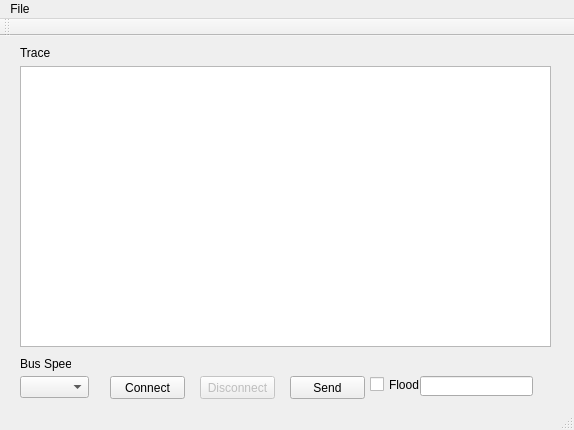
First picture: the form in canbridge/library/CanBridgeTester/mainwindow.ui, repository huukit/Atmega-CAN, before the edit.
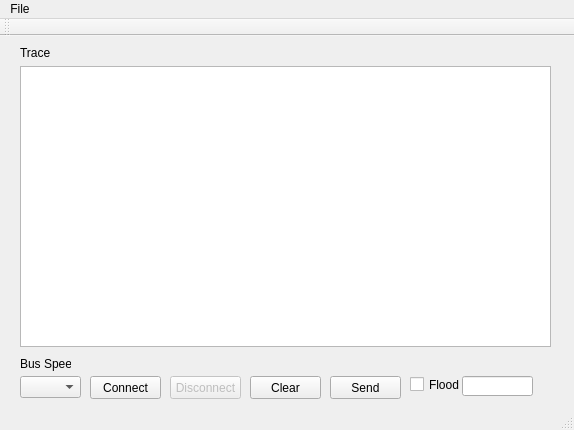
Second picture: the form after the edit.

Commit message: Added some comments and functionality to the UI.

```diff
--- a/canbridge/library/CanBridgeTester/mainwindow.ui
+++ b/canbridge/library/CanBridgeTester/mainwindow.ui
@@ -29,9 +29,9 @@
    <widget class="QPushButton" name="butConnect">
     <property name="geometry">
      <rect>
-      <x>110</x>
+      <x>90</x>
       <y>340</y>
-      <width>75</width>
+      <width>71</width>
       <height>23</height>
      </rect>
     </property>
@@ -45,9 +45,9 @@
     </property>
     <property name="geometry">
      <rect>
-      <x>200</x>
+      <x>170</x>
       <y>340</y>
-      <width>75</width>
+      <width>71</width>
       <height>23</height>
      </rect>
     </property>
@@ -60,7 +60,7 @@
      <rect>
       <x>20</x>
       <y>340</y>
-      <width>69</width>
+      <width>61</width>
       <height>22</height>
      </rect>
     </property>
@@ -84,9 +84,9 @@
    <widget class="QPushButton" name="butSend">
     <property name="geometry">
      <rect>
-      <x>290</x>
+      <x>330</x>
       <y>340</y>
-      <width>75</width>
+      <width>71</width>
       <height>23</height>
      </rect>
     </property>
@@ -97,7 +97,7 @@
    <widget class="QCheckBox" name="checkFlood">
     <property name="geometry">
      <rect>
-      <x>370</x>
+      <x>410</x>
       <y>340</y>
       <width>70</width>
       <height>17</height>
@@ -110,9 +110,9 @@
    <widget class="QLineEdit" name="lineCount">
     <property name="geometry">
      <rect>
-      <x>420</x>
+      <x>462</x>
       <y>340</y>
-      <width>113</width>
+      <width>71</width>
       <height>20</height>
      </rect>
     </property>
@@ -143,6 +143,19 @@
      <string>Trace</string>
     </property>
    </widget>
+   <widget class="QPushButton" name="butClear">
+    <property name="geometry">
+     <rect>
+      <x>250</x>
+      <y>340</y>
+      <width>71</width>
+      <height>23</height>
+     </rect>
+    </property>
+    <property name="text">
+     <string>Clear</string>
+    </property>
+   </widget>
   </widget>
   <widget class="QMenuBar" name="menuBar">
    <property name="geometry">
```
The commit also changes 6 other files.
